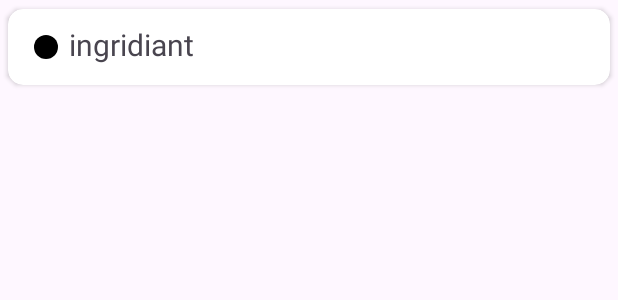
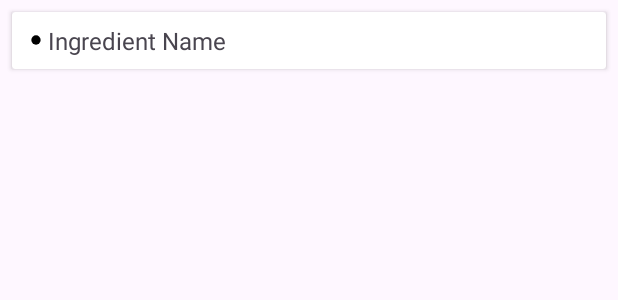
Before and after one commit to ip04/CookHub, an Android app: the layout ingridiant_card_layout.xml on its own in the app's theme, with its tools: preview values and no code run, on a phone screen of 412 x 824 dp. Shown: the top 300 px of the screen. Run offline under Robolectric (Android 15) with nearby library versions, the phone set to English and light mode, and no system bars.

Commit message:
Adding update recipe functionality, Fixing Dark Mode, Fixing screenOrientation to  portrait

```diff
--- a/app/src/main/AndroidManifest.xml
+++ b/app/src/main/AndroidManifest.xml
@@ -14,7 +14,9 @@
         tools:targetApi="31">
         <activity
             android:name=".MainActivity"
-            android:exported="true">
+            android:exported="true"
+            android:windowSoftInputMode="adjustResize"
+            android:screenOrientation="portrait">
             <intent-filter>
                 <action android:name="android.intent.action.MAIN" />
 
--- a/app/src/main/java/com/example/cookhub/adapters/DirectionAdapter.kt
+++ b/app/src/main/java/com/example/cookhub/adapters/DirectionAdapter.kt
@@ -6,7 +6,7 @@ import androidx.recyclerview.widget.RecyclerView
 import com.example.cookhub.models.Direction
 import com.example.cookhub.databinding.DirectionCardLayoutBinding
 
-class DirectionAdapter(val directions: List<Direction>): RecyclerView.Adapter<DirectionAdapter.DirectionViewHolder>() {
+class DirectionAdapter(var directions: List<Direction>): RecyclerView.Adapter<DirectionAdapter.DirectionViewHolder>() {
 
     class DirectionViewHolder(private val binding: DirectionCardLayoutBinding) :RecyclerView.ViewHolder(binding.root){
         fun bind(direction: Direction, position: Int){
@@ -31,4 +31,8 @@ class DirectionAdapter(val directions: List<Direction>): RecyclerView.Adapter<Di
 
     override fun getItemCount(): Int = directions.size
 
+    fun updateDirections(newDirections: List<Direction>) {
+        directions = newDirections
+        notifyDataSetChanged()
+    }
 }
--- a/app/src/main/java/com/example/cookhub/models/Direction.kt
+++ b/app/src/main/java/com/example/cookhub/models/Direction.kt
@@ -19,7 +19,7 @@ import androidx.room.PrimaryKey
 )
 data class Direction(
     val description:String,
-    val recipeId:Int
+    var recipeId:Int
 ){
     @PrimaryKey(autoGenerate = true)
     var id: Int = 0
--- a/app/src/main/java/com/example/cookhub/models/Ingredient.kt
+++ b/app/src/main/java/com/example/cookhub/models/Ingredient.kt
@@ -18,7 +18,7 @@ import androidx.room.PrimaryKey
 )
 data class Ingredient(
     val name: String,
-    val recipeId: Int
+    var recipeId: Int
 ) {
     @PrimaryKey(autoGenerate = true)
     var id: Int = 0
--- a/app/src/main/java/com/example/cookhub/ui/fragments/DetailRecipeFragment.kt
+++ b/app/src/main/java/com/example/cookhub/ui/fragments/DetailRecipeFragment.kt
@@ -65,10 +65,8 @@ class DetailRecipeFragment: Fragment() {
                     .circleCrop()
                     .error(R.mipmap.ic_launcher)
                     .into(binding.recipeImage)
-                ingredientAdapter = IngredientAdapter(recipeWithDetails.ingredients)
-                directionAdapter = DirectionAdapter(recipeWithDetails.directions)
-                binding.recyclerIngredients.adapter = ingredientAdapter
-                binding.recyclerDirections.adapter = directionAdapter
+                ingredientAdapter.updateIngredients(recipeWithDetails.ingredients)
+                directionAdapter.updateDirections(recipeWithDetails.directions)
             } else {
                 Toast.makeText(context, "Failed to load recipe details", Toast.LENGTH_SHORT).show()
             }
--- a/app/src/main/res/layout/ingridiant_card_layout.xml
+++ b/app/src/main/res/layout/ingridiant_card_layout.xml
@@ -1,30 +1,29 @@
 <?xml version="1.0" encoding="utf-8"?>
-<androidx.cardview.widget.CardView xmlns:android="http://schemas.android.com/apk/res/android"
+<androidx.cardview.widget.CardView
+xmlns:android="http://schemas.android.com/apk/res/android"
 android:layout_width="match_parent"
 android:layout_height="wrap_content"
-    xmlns:app="http://schemas.android.com/apk/res-auto"
-    app:cardUseCompatPadding="true"
-    app:contentPadding="10dp"
-    app:cardCornerRadius="10dp">
+android:layout_margin="8dp">
 
 <LinearLayout
     android:layout_width="match_parent"
-        android:layout_height="wrap_content">
+    android:layout_height="wrap_content"
+    android:orientation="horizontal"
+    android:padding="8dp">
 
     <ImageView
-        android:layout_width="wrap_content"
-        android:layout_height="wrap_content"
+        android:layout_width="16dp"
+        android:layout_height="16dp"
         android:padding="3dp"
+        android:layout_gravity="center"
         android:src="@drawable/dot_24"/>
 
     <TextView
         android:id="@+id/name"
-            android:layout_width="wrap_content"
+        android:layout_width="match_parent"
         android:layout_height="wrap_content"
-            android:text="ingridiant"
-            android:textSize="20sp"
-            android:layout_marginBottom="3dp"/>
+        android:textSize="16sp"
+        android:text="Ingredient Name" />
 
 </LinearLayout>
-
 </androidx.cardview.widget.CardView>
--- a/app/src/main/res/values-night/themes.xml
+++ b/app/src/main/res/values-night/themes.xml
@@ -1,6 +1,6 @@
 <resources xmlns:tools="http://schemas.android.com/tools">
     <!-- Base application theme. -->
-    <style name="Base.Theme.CookHub" parent="Theme.Material3.DayNight.NoActionBar">
+    <style name="Base.Theme.CookHub" parent="Theme.Material3.Light.NoActionBar">
         <!-- Customize your dark theme here. -->
         <!-- <item name="colorPrimary">@color/my_dark_primary</item> -->
     </style>
--- a/app/src/main/res/values/strings.xml
+++ b/app/src/main/res/values/strings.xml
@@ -25,4 +25,5 @@
     <string name="dialog_yes">Yes</string>
     <string name="dialog_no">No</string>
     <string name="all_recipes_deleted">All recipes deleted</string>
+    <string name="update_recipe">Update Recipe</string>
 </resources>
--- a/app/src/main/res/values/themes.xml
+++ b/app/src/main/res/values/themes.xml
@@ -1,6 +1,6 @@
 <resources xmlns:tools="http://schemas.android.com/tools">
     <!-- Base application theme. -->
-    <style name="Base.Theme.CookHub" parent="Theme.Material3.DayNight.NoActionBar">
+    <style name="Base.Theme.CookHub" parent="Theme.Material3.Light.NoActionBar">
         <!-- Customize your light theme here. -->
         <!-- <item name="colorPrimary">@color/my_light_primary</item> -->
     </style>
```
Also changed, not shown: app/src/main/java/com/example/cookhub/RecipeViewModel.kt (+20 -10 lines), app/src/main/java/com/example/cookhub/adapters/IngredientAdapter.kt (+20 -3 lines), app/src/main/java/com/example/cookhub/data/local_db/RecipeDao.kt (+9 -1 lines), app/src/main/java/com/example/cookhub/data/repository/RecipeRepository.kt (+25 -0 lines), app/src/main/java/com/example/cookhub/ui/fragments/AddRecipeFragment.kt (+89 -26 lines), app/src/main/java/com/example/cookhub/ui/fragments/DashboardFragment.kt (+10 -2 lines), app/src/main/res/layout/add_recipe_layout.xml (+6 -11 lines), app/src/main/res/layout/detail_recipe_layout.xml (+7 -6 lines), 2 other files. Lines whose indentation alone changed are shown as unchanged.
